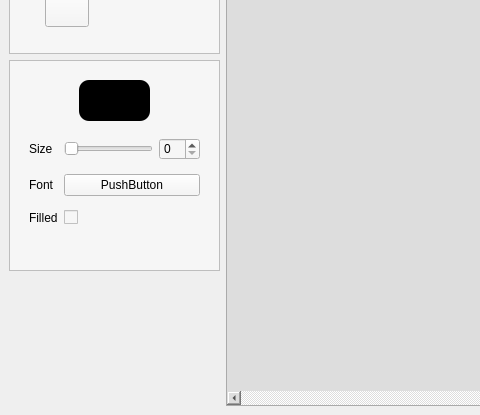
grytsiuko/Painter, file src/gui/gui_root.ui: the form before one commit; both pictures show x 0 to 480 and y 235 to 650 of the 1000 by 650 pixel window.
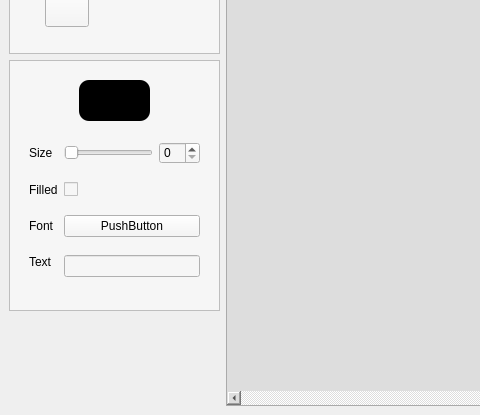
The form after the commit. Icons and pictures are not drawn.

Diff of the .ui file:
```diff
--- a/src/gui/gui_root.ui
+++ b/src/gui/gui_root.ui
@@ -346,7 +346,7 @@
         <property name="minimumSize">
          <size>
           <width>211</width>
-          <height>211</height>
+          <height>251</height>
          </size>
         </property>
         <property name="styleSheet">
@@ -387,7 +387,7 @@
            <x>20</x>
            <y>70</y>
            <width>171</width>
-           <height>104</height>
+           <height>161</height>
           </rect>
          </property>
          <layout class="QGridLayout" name="gridLayout_2">
@@ -398,7 +398,7 @@
             </property>
            </widget>
           </item>
-          <item row="1" column="0">
+          <item row="2" column="0">
            <widget class="QLabel" name="label_3">
             <property name="text">
              <string>Font</string>
@@ -412,30 +412,43 @@
             </property>
            </widget>
           </item>
-          <item row="2" column="0">
-           <widget class="QLabel" name="label_2">
-            <property name="text">
-             <string>Filled</string>
-            </property>
-           </widget>
-          </item>
           <item row="0" column="2">
            <widget class="QSpinBox" name="size_spin"/>
           </item>
           <item row="2" column="1" colspan="2">
-           <widget class="QCheckBox" name="filled_check">
-            <property name="text">
-             <string/>
-            </property>
-           </widget>
-          </item>
-          <item row="1" column="1" colspan="2">
            <widget class="QPushButton" name="font_button">
             <property name="text">
              <string>PushButton</string>
             </property>
            </widget>
           </item>
+          <item row="1" column="0">
+           <widget class="QLabel" name="label_2">
+            <property name="text">
+             <string>Filled</string>
+            </property>
+           </widget>
+          </item>
+          <item row="1" column="1" colspan="2">
+           <widget class="QCheckBox" name="filled_check">
+            <property name="text">
+             <string/>
+            </property>
+           </widget>
+          </item>
+          <item row="3" column="0">
+           <widget class="QLabel" name="label_4">
+            <property name="text">
+             <string>Text</string>
+            </property>
+            <property name="alignment">
+             <set>Qt::AlignLeading|Qt::AlignLeft|Qt::AlignTop</set>
+            </property>
+           </widget>
+          </item>
+          <item row="3" column="1" colspan="2">
+           <widget class="QLineEdit" name="text_edit"/>
+          </item>
          </layout>
         </widget>
        </widget>
```
